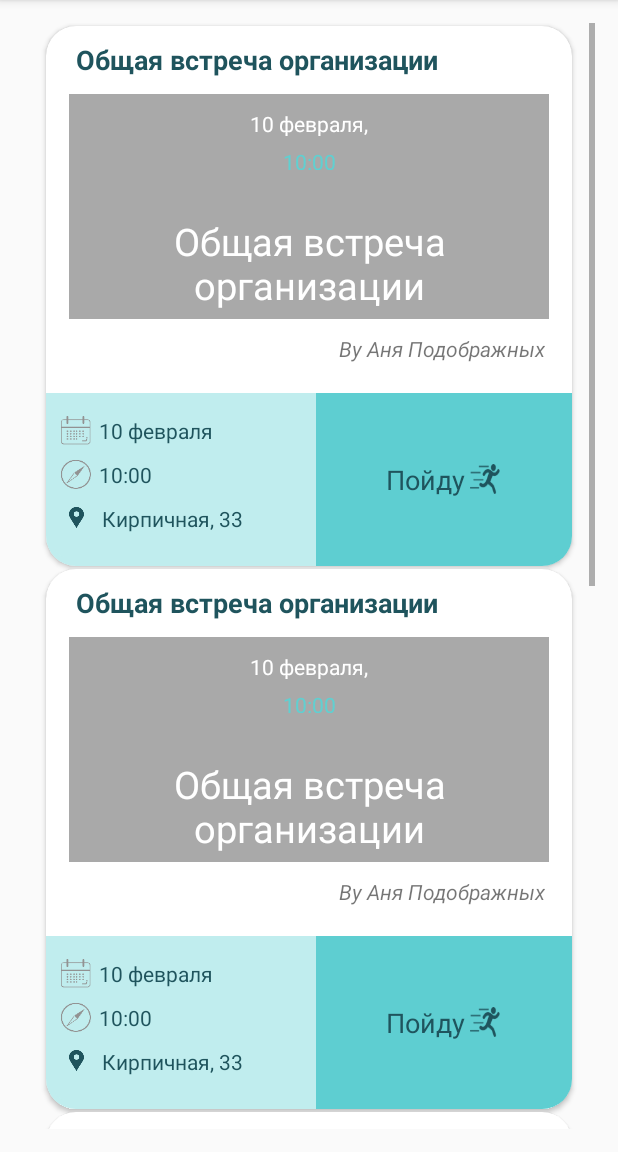
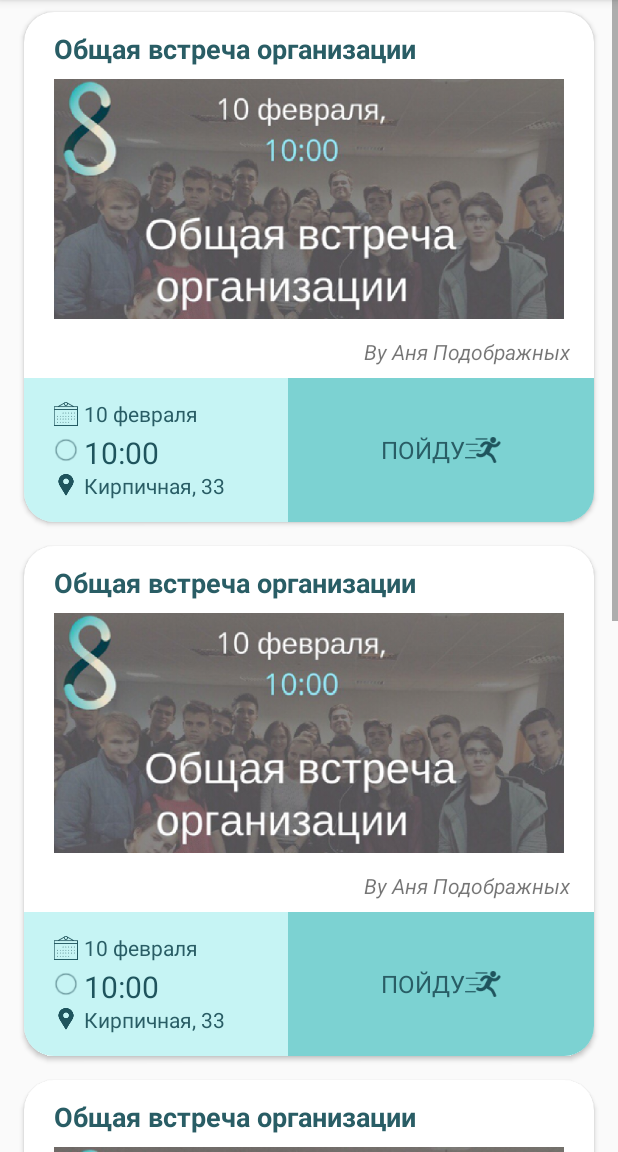
Before and after one commit to Tetawex/StyleruApp, an Android app: the screen it shows after launch (MainActivity), in the side drawer, after a tap on "Мероприятия", on a phone screen of 412 x 824 dp, the part 84-1236 px from its top. Run offline under Robolectric (Android 15) with nearby library versions, the phone set to English and light mode, and no system bars; 1 statement that could not run was skipped.

Commit message:
Переделана разметка карточек(особенно card_events).

```diff
--- a/app/src/main/res/layout/card_direct.xml
+++ b/app/src/main/res/layout/card_direct.xml
@@ -1,58 +1,58 @@
 <?xml version="1.0" encoding="utf-8"?>
 <android.support.v7.widget.CardView xmlns:android="http://schemas.android.com/apk/res/android"
     android:layout_width="match_parent"
-    android:layout_height="180dp"
+    android:layout_height="wrap_content"
     app:cardBackgroundColor="#f7f7f7"
     xmlns:app="http://schemas.android.com/apk/res-auto"
-    android:layout_marginTop="5dp"
-    android:layout_marginRight="2dp"
-    app:cardCornerRadius="10dp"
-
-    android:layout_marginLeft="2dp">
+    android:layout_marginTop="8dp"
+    android:layout_marginBottom="8dp"
+    android:layout_marginLeft="16dp"
+    android:layout_marginRight="16dp"
+    app:cardCornerRadius="10dp">
 
     <LinearLayout android:layout_width="match_parent"
         android:layout_height="match_parent"
         android:orientation="horizontal">
 
         <LinearLayout
-            android:layout_width="110dp"
+            android:layout_width="0dp"
+            android:layout_weight="0.4"
             android:layout_height="match_parent"
             android:layout_marginLeft="0dp"
-            android:background="@drawable/leftround">
-            <LinearLayout
-                android:layout_width="match_parent"
-                android:layout_height="match_parent"
-                android:layout_marginLeft="10dp"
-                android:layout_marginTop="35dp"
-                android:layout_marginRight="10dp"
-                android:layout_marginBottom="35dp"
+            android:gravity="center"
+            android:background="#E1E100">
+            <ImageView
+                android:layout_width="96dp"
+                android:layout_height="96dp"
+                android:scaleType="fitCenter"
                 android:background="@drawable/circle">
-            </LinearLayout>
+            </ImageView>
         </LinearLayout>
 
         <LinearLayout
-            android:layout_width="match_parent"
+            android:layout_width="0dp"
+            android:layout_weight="0.6"
             android:layout_height="match_parent"
             android:orientation="vertical"
-            android:paddingRight="10dp"
+            android:paddingRight="16dp"
             android:layout_marginLeft="0dp"
             android:background="#FFFFFF">
 
             <TextView
                 android:layout_width="match_parent"
-                android:layout_height="30dp"
+                android:layout_height="wrap_content"
                 android:text="Проектный отдел"
                 android:layout_marginTop="8dp"
                 android:textColor="#2dc6c4"
                android:gravity="right"
-                android:textSize="19dp"/>
+                android:textSize="16sp"/>
 
             <TextView
                 android:layout_width="match_parent"
                 android:layout_height="30dp"
                 android:text="Аня Подображных"
                 android:gravity="right"
-                android:textSize="17dp"
+                android:textSize="16sp"
                 android:layout_marginTop="18dp"
                 android:textAppearance="@style/TextAppearance.AppCompat"
                 android:fontFamily="sans-serif" />
@@ -78,7 +78,8 @@
                 android:layout_gravity="right"
                 android:text="Подробнее"
                 android:textColor="#FFFFFF"
-                android:layout_marginTop="12dp"
+                android:layout_marginTop="8dp"
+                android:layout_marginBottom="8dp"
                 android:textStyle="italic"
                 android:textSize="16dp"
                 android:background="@drawable/round"
--- a/app/src/main/res/layout/card_events.xml
+++ b/app/src/main/res/layout/card_events.xml
@@ -1,30 +1,51 @@
 <?xml version="1.0" encoding="utf-8"?>
 <android.support.v7.widget.CardView xmlns:android="http://schemas.android.com/apk/res/android"
     android:layout_width="match_parent"
-    android:layout_height="360dp"
+    android:layout_height="wrap_content"
     app:cardBackgroundColor="#FFFFFF"
     xmlns:app="http://schemas.android.com/apk/res-auto"
-    android:layout_marginTop="2dp"
-    android:layout_marginRight="15dp"
-    app:cardCornerRadius="20dp"
-    android:layout_marginLeft="15dp">
+    android:layout_marginTop="8dp"
+    android:layout_marginBottom="8dp"
+    android:layout_marginRight="16dp"
+    android:layout_marginLeft="16dp"
+    app:cardCornerRadius="20dp">
 
     <LinearLayout android:layout_width="match_parent"
         android:layout_height="match_parent"
         android:orientation="vertical">
         <TextView
             android:layout_width="match_parent"
-            android:paddingTop="10dp"
-            android:layout_height="35dp"
+            android:layout_margin="4dp"
+            android:layout_height="wrap_content"
+            android:text="Общая встреча организации"
+            android:textSize="18sp"
+            android:textColor="@color/colorDarkCyan"
+            android:textStyle="bold"
+            android:paddingLeft="16dp"
+            android:paddingTop="8dp"
+            android:paddingBottom="0dp"/>
 
-            android:text="Общая встреча организации"
-            android:textSize="18dp"
-            android:textColor="#1f545d"
-            android:textStyle="bold"
-            android:paddingLeft="20dp"
+        <ImageView
+            android:layout_width="match_parent"
+            android:layout_height="160dp"
+            android:scaleType = "centerCrop"
+            android:padding="16dp"
+            android:layout_margin="4dp"
+            android:layout_gravity="center"
+            android:src="@drawable/placeholder_sample"
+            android:id="@+id/imageView" />
 
-            />
-        <LinearLayout
+        <TextView
+            android:layout_width="match_parent"
+            android:layout_height="wrap_content"
+            android:layout_marginTop="8dp"
+            android:layout_marginBottom="8dp"
+            android:paddingRight="16dp"
+            android:text="By Аня Подображных"
+            android:textStyle="italic"
+            android:gravity="right|center"/>
+
+        <!--<LinearLayout
             android:layout_height="150dp"
             android:layout_width="match_parent"
             android:orientation="vertical"
@@ -64,81 +85,86 @@
                 android:text="By Аня Подображных"
                 android:textStyle="italic"
                 android:gravity="right"/>
+                -->
         <LinearLayout
            android:orientation="horizontal"
-            android:paddingTop="20dp"
-            android:layout_height="match_parent"
+            android:layout_height="96dp"
             android:layout_width="match_parent">
             <LinearLayout
-                android:layout_width="180dp"
+                android:layout_width="176dp"
                 android:layout_height="match_parent"
-                android:background="@drawable/leftbotround"
+                android:background="@color/colorPrimary"
+                android:paddingLeft="16dp"
                 android:orientation="vertical">
+                <Space
+                    android:layout_width="0dp"
+                    android:layout_height="0dp"
+                    android:layout_weight="1"/>
                 <LinearLayout
                     android:layout_width="match_parent"
-                    android:layout_height="19dp"
-                    android:layout_marginTop="15dp"
+                    android:layout_height="wrap_content"
                     android:orientation="horizontal">
                     <ImageView
-                        android:layout_width="20dp"
-                        android:layout_marginLeft="10dp"
-                        android:layout_height="match_parent"
-                        android:background="@drawable/monthly_calendar"/>
+                        android:layout_width="16dp"
+                        android:layout_height="16dp"
+                        android:layout_margin="4dp"
+                        android:layout_gravity="center"
+                        android:src="@drawable/calendar"/>
                     <TextView
-
                         android:layout_width="match_parent"
                         android:layout_height="match_parent"
-                    android:paddingLeft="5dp"
+                        android:paddingLeft="0dp"
                         android:text="10 февраля"
-                    android:gravity="bottom"
-                    android:textColor="#1f545d"
-                   />
+                        android:gravity="left|center"
+                        android:textColor="@color/colorDarkCyan" />
                 </LinearLayout>
                 <LinearLayout
                     android:layout_width="match_parent"
-                    android:layout_height="19dp"
-                    android:layout_marginTop="10dp"
+                    android:layout_height="wrap_content"
                     android:orientation="horizontal">
                     <ImageView
-                        android:layout_width="20dp"
-                        android:layout_marginLeft="10dp"
-                        android:layout_height="match_parent"
-                        android:background="@drawable/explore_icon"/>
+                        android:layout_width="16dp"
+                        android:layout_height="16dp"
+                        android:layout_margin="4dp"
+                        android:layout_gravity="center"
+                        android:src="@drawable/oval4"/>
                     <TextView
-                    android:paddingLeft="5dp"
-
                         android:layout_width="match_parent"
                         android:layout_height="match_parent"
+                        android:paddingLeft="0dp"
                         android:text="10:00"
-                    android:textColor="#1f545d"
-                    />
+                        android:textSize="20sp"
+                        android:gravity="left|center"
+                        android:textColor="#1f545d" />
                 </LinearLayout>
                 <LinearLayout
                     android:layout_width="match_parent"
-                    android:layout_height="19dp"
-                    android:layout_marginTop="10dp"
+                    android:layout_height="wrap_content"
                     android:orientation="horizontal">
                     <ImageView
-                        android:layout_width="10dp"
-                        android:layout_marginLeft="15dp"
-                        android:layout_height="15dp"
+                        android:layout_width="16dp"
+                        android:layout_height="16dp"
                         android:layout_gravity="center"
-                        android:background="@drawable/position"/>
+                        android:layout_margin="4dp"
+                        android:src="@drawable/position"/>
                     <TextView
-                    android:paddingLeft="12dp"
-
+                        android:layout_width="match_parent"
                         android:layout_height="match_parent"
-                    android:layout_width="match_parent"
+                        android:paddingLeft="0dp"
                         android:text="Кирпичная, 33"
-                    android:textColor="#1f545d"
-                    />
+                        android:gravity="left|center"
+                        android:textColor="@color/colorDarkCyan" />
                 </LinearLayout>
 
+                <Space
+                    android:layout_width="0dp"
+                    android:layout_height="0dp"
+                    android:layout_weight="1"/>
             </LinearLayout>
             <LinearLayout
                 android:layout_width="match_parent"
                 android:layout_height="match_parent"
-                android:background="@drawable/rightbotround"
+                android:background="@color/colorPrimaryDark"
                 android:orientation="horizontal">
                 <Space
                     android:layout_width="0dp"
@@ -147,20 +173,19 @@
             <TextView
                 android:layout_gravity="center"
                 android:gravity="center"
-                android:textColor="#1f545d"
-                android:paddingLeft="10dp"
-                android:textSize="18sp"
-                android:layout_width="70dp"
+                android:textColor="@color/colorDarkCyan"
+                android:textSize="16sp"
+                android:layout_width="wrap_content"
 
-                android:layout_height="match_parent"
-
-                android:text="Пойду" />
+                android:layout_height="wrap_content"
+                android:textStyle=""
+                android:text="@string/go" />
+                <!--Не уверен, писать капсом или нет, можем потом обсудить еще-->
                 <ImageView
-                    android:layout_width="20dp"
-                    android:layout_marginRight="15dp"
-                    android:layout_height="20dp"
+                    android:layout_width="24dp"
+                    android:layout_height="24dp"
                     android:layout_gravity="center"
-                    android:background="@drawable/run_baybe"/>
+                    android:src="@drawable/run_baybe"/>
                 <Space
                     android:layout_width="0dp"
                     android:layout_height="0dp"
@@ -175,10 +200,4 @@
         </LinearLayout>
 
 
-
-
-
-
-
-
 </android.support.v7.widget.CardView>
--- a/app/src/main/res/layout/content_main.xml
+++ b/app/src/main/res/layout/content_main.xml
@@ -5,10 +5,10 @@
     android:id="@+id/content_main"
     android:layout_width="match_parent"
     android:layout_height="match_parent"
-    android:paddingBottom="@dimen/activity_vertical_margin"
+    android:paddingBottom="0dp"
     android:paddingLeft="@dimen/activity_horizontal_margin"
     android:paddingRight="@dimen/activity_horizontal_margin"
-    android:paddingTop="@dimen/activity_vertical_margin"
+    android:paddingTop="0dp"
     app:layout_behavior="@string/appbar_scrolling_view_behavior"
     tools:context="org.styleru.styleruapp.MainActivity"
     tools:showIn="@layout/app_bar_main">
--- a/app/src/main/res/values/dimens.xml
+++ b/app/src/main/res/values/dimens.xml
@@ -1,9 +1,10 @@
 <resources>
     <!-- Default screen margins, per the Android Design guidelines. -->
-    <dimen name="nav_header_vertical_spacing">16dp</dimen>
+    <dimen name="nav_header_vertical_spacing">0dp</dimen>
     <dimen name="nav_header_height">160dp</dimen>
     <!-- Default screen margins, per the Android Design guidelines. -->
-    <dimen name="activity_horizontal_margin">15dp</dimen>
-    <dimen name="activity_vertical_margin">15dp</dimen>
+    <dimen name="activity_horizontal_margin">0dp</dimen>
+    <dimen name="activity_vertical_margin">0dp</dimen>
     <dimen name="fab_margin">60dp</dimen>
+
 </resources>
--- a/app/src/main/res/values/strings.xml
+++ b/app/src/main/res/values/strings.xml
@@ -8,4 +8,7 @@
 
     <!-- TODO: Remove or change this placeholder text -->
     <string name="hello_blank_fragment">Hello blank fragment</string>
+
+
+    <string name="go">ПОЙДУ</string>
 </resources>
```
Also changed, not shown: app/src/main/res/drawable-hdpi/oval4.png (added), app/src/main/res/drawable-mdpi/oval4.png (added), app/src/main/res/drawable-xhdpi/oval4.png (added), app/src/main/res/drawable-xxhdpi/oval4.png (added), app/src/main/res/drawable-xxhdpi/placeholder_sample.png (added), app/src/main/res/drawable-xxxhdpi/oval4.png (added). Lines whose indentation alone changed are shown as unchanged.
